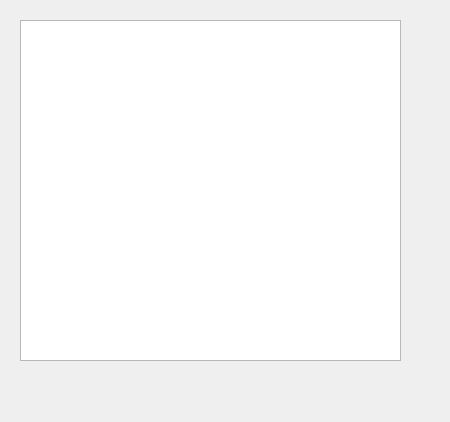
Old version of the form src/selectview/selectwindow.ui in the repository wisaly/taikosanro.
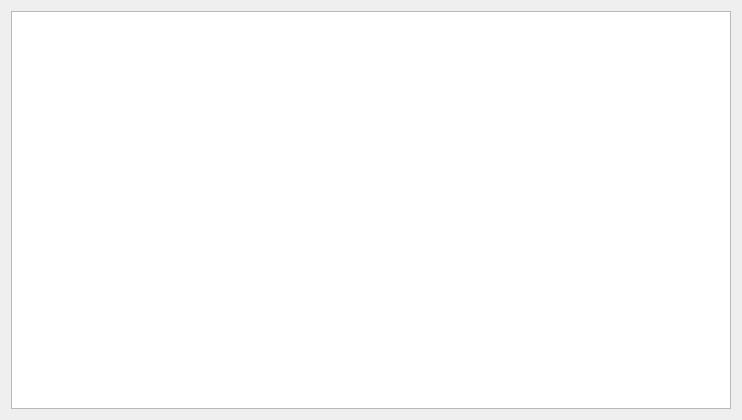
New version of the form.

The edit to the form file:
```diff
--- a/src/selectview/selectwindow.ui
+++ b/src/selectview/selectwindow.ui
@@ -6,23 +6,18 @@
    <rect>
     <x>0</x>
     <y>0</y>
-    <width>450</width>
-    <height>422</height>
+    <width>742</width>
+    <height>420</height>
    </rect>
   </property>
   <property name="windowTitle">
    <string>Form</string>
   </property>
-  <widget class="QGraphicsView" name="graphicsView">
-   <property name="geometry">
-    <rect>
-     <x>20</x>
-     <y>20</y>
-     <width>381</width>
-     <height>341</height>
-    </rect>
-   </property>
-  </widget>
+  <layout class="QVBoxLayout" name="verticalLayout">
+   <item>
+    <widget class="QGraphicsView" name="graphicsView"/>
+   </item>
+  </layout>
  </widget>
  <resources/>
  <connections/>
```
